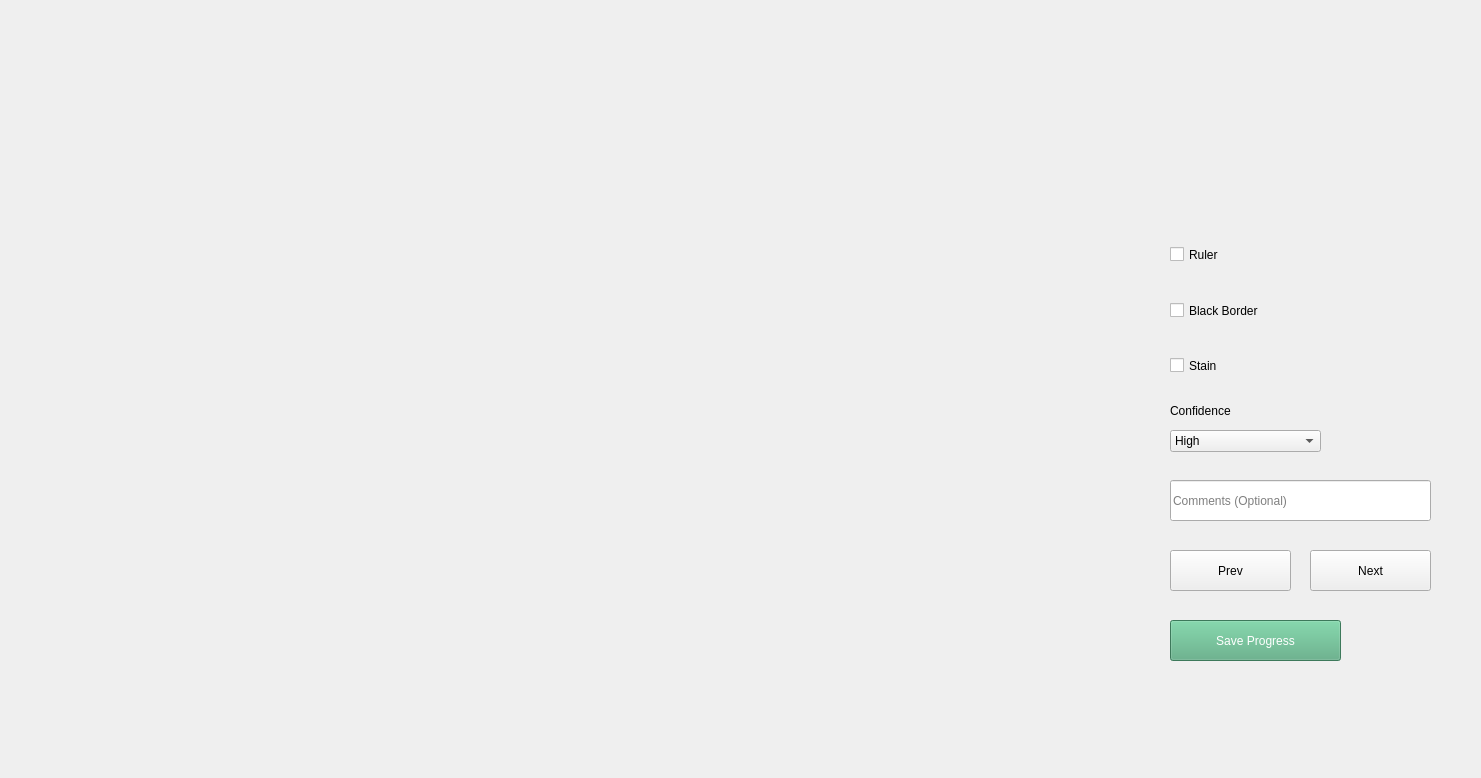
Before: the Qt Designer form annotate.ui in tchanda90/AnnotationTool, drawn with Qt 5.
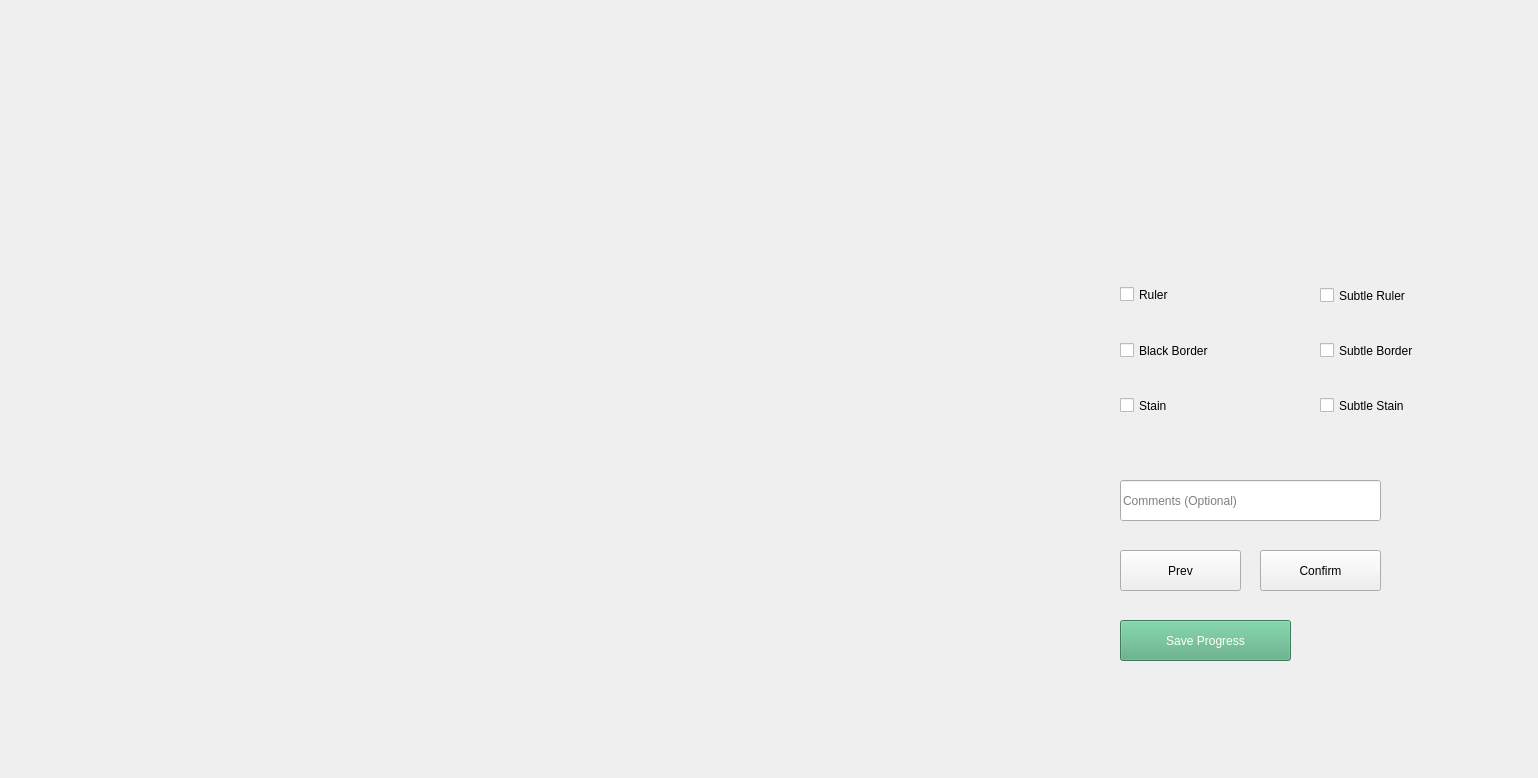
After: the same form once the commit is applied.

Commit message: Added other classes

Diff of the .ui file:
```diff
--- a/annotate.ui
+++ b/annotate.ui
@@ -6,7 +6,7 @@
    <rect>
     <x>0</x>
     <y>0</y>
-    <width>1481</width>
+    <width>1538</width>
     <height>778</height>
    </rect>
   </property>
@@ -38,7 +38,7 @@
   <widget class="QPushButton" name="button_next">
    <property name="geometry">
     <rect>
-     <x>1310</x>
+     <x>1260</x>
      <y>550</y>
      <width>121</width>
      <height>41</height>
@@ -48,14 +48,14 @@
     <string notr="true">font: 12pt &quot;MS Shell Dlg 2&quot;;</string>
    </property>
    <property name="text">
-    <string>Next</string>
+    <string>Confirm</string>
    </property>
   </widget>
   <widget class="QCheckBox" name="checkBox_class_ruler">
    <property name="geometry">
     <rect>
-     <x>1170</x>
-     <y>239</y>
+     <x>1120</x>
+     <y>279</y>
      <width>141</width>
      <height>31</height>
     </rect>
@@ -70,8 +70,8 @@
   <widget class="QCheckBox" name="checkBox_class_border">
    <property name="geometry">
     <rect>
-     <x>1170</x>
-     <y>300</y>
+     <x>1120</x>
+     <y>340</y>
      <width>161</width>
      <height>21</height>
     </rect>
@@ -86,7 +86,7 @@
   <widget class="QLineEdit" name="lineEdit_comments">
    <property name="geometry">
     <rect>
-     <x>1170</x>
+     <x>1120</x>
      <y>480</y>
      <width>261</width>
      <height>41</height>
@@ -105,8 +105,8 @@
   <widget class="QCheckBox" name="checkBox_class_stain">
    <property name="geometry">
     <rect>
-     <x>1170</x>
-     <y>350</y>
+     <x>1120</x>
+     <y>390</y>
      <width>141</width>
      <height>31</height>
     </rect>
@@ -118,57 +118,10 @@
     <string>Stain</string>
    </property>
   </widget>
-  <widget class="QComboBox" name="comboBox_confidence">
-   <property name="geometry">
-    <rect>
-     <x>1170</x>
-     <y>430</y>
-     <width>151</width>
-     <height>22</height>
-    </rect>
-   </property>
-   <property name="editable">
-    <bool>false</bool>
-   </property>
-   <property name="currentText">
-    <string>High</string>
-   </property>
-   <item>
-    <property name="text">
-     <string>High</string>
-    </property>
-   </item>
-   <item>
-    <property name="text">
-     <string>Medium</string>
-    </property>
-   </item>
-   <item>
-    <property name="text">
-     <string>Low</string>
-    </property>
-   </item>
-  </widget>
-  <widget class="QLabel" name="label_confidence">
-   <property name="geometry">
-    <rect>
-     <x>1170</x>
-     <y>400</y>
-     <width>131</width>
-     <height>21</height>
-    </rect>
-   </property>
-   <property name="styleSheet">
-    <string notr="true">font: 10pt &quot;MS Shell Dlg 2&quot;;</string>
-   </property>
-   <property name="text">
-    <string>Confidence</string>
-   </property>
-  </widget>
   <widget class="QPushButton" name="button_prev">
    <property name="geometry">
     <rect>
-     <x>1170</x>
+     <x>1120</x>
      <y>550</y>
      <width>121</width>
      <height>41</height>
@@ -184,8 +137,8 @@
   <widget class="QLabel" name="label_img_name">
    <property name="geometry">
     <rect>
-     <x>1170</x>
-     <y>170</y>
+     <x>1120</x>
+     <y>210</y>
      <width>251</width>
      <height>41</height>
     </rect>
@@ -200,7 +153,7 @@
   <widget class="QPushButton" name="button_save">
    <property name="geometry">
     <rect>
-     <x>1170</x>
+     <x>1120</x>
      <y>620</y>
      <width>171</width>
      <height>41</height>
@@ -218,9 +171,9 @@
   <widget class="QLabel" name="label_img_save">
    <property name="geometry">
     <rect>
-     <x>1170</x>
+     <x>1120</x>
      <y>680</y>
-     <width>291</width>
+     <width>341</width>
      <height>101</height>
     </rect>
    </property>
@@ -236,6 +189,54 @@
     <bool>true</bool>
    </property>
   </widget>
+  <widget class="QCheckBox" name="checkBox_class_subtle_ruler">
+   <property name="geometry">
+    <rect>
+     <x>1320</x>
+     <y>280</y>
+     <width>151</width>
+     <height>31</height>
+    </rect>
+   </property>
+   <property name="styleSheet">
+    <string notr="true">font: 14pt &quot;MS Shell Dlg 2&quot;;</string>
+   </property>
+   <property name="text">
+    <string>Subtle Ruler</string>
+   </property>
+  </widget>
+  <widget class="QCheckBox" name="checkBox_class_subtle_border">
+   <property name="geometry">
+    <rect>
+     <x>1320</x>
+     <y>340</y>
+     <width>161</width>
+     <height>21</height>
+    </rect>
+   </property>
+   <property name="styleSheet">
+    <string notr="true">font: 14pt &quot;MS Shell Dlg 2&quot;;</string>
+   </property>
+   <property name="text">
+    <string>Subtle Border</string>
+   </property>
+  </widget>
+  <widget class="QCheckBox" name="checkBox_class_subtle_stain">
+   <property name="geometry">
+    <rect>
+     <x>1320</x>
+     <y>390</y>
+     <width>161</width>
+     <height>31</height>
+    </rect>
+   </property>
+   <property name="styleSheet">
+    <string notr="true">font: 14pt &quot;MS Shell Dlg 2&quot;;</string>
+   </property>
+   <property name="text">
+    <string>Subtle Stain</string>
+   </property>
+  </widget>
  </widget>
  <resources/>
  <connections/>
```
The commit also changes 2 other files.
